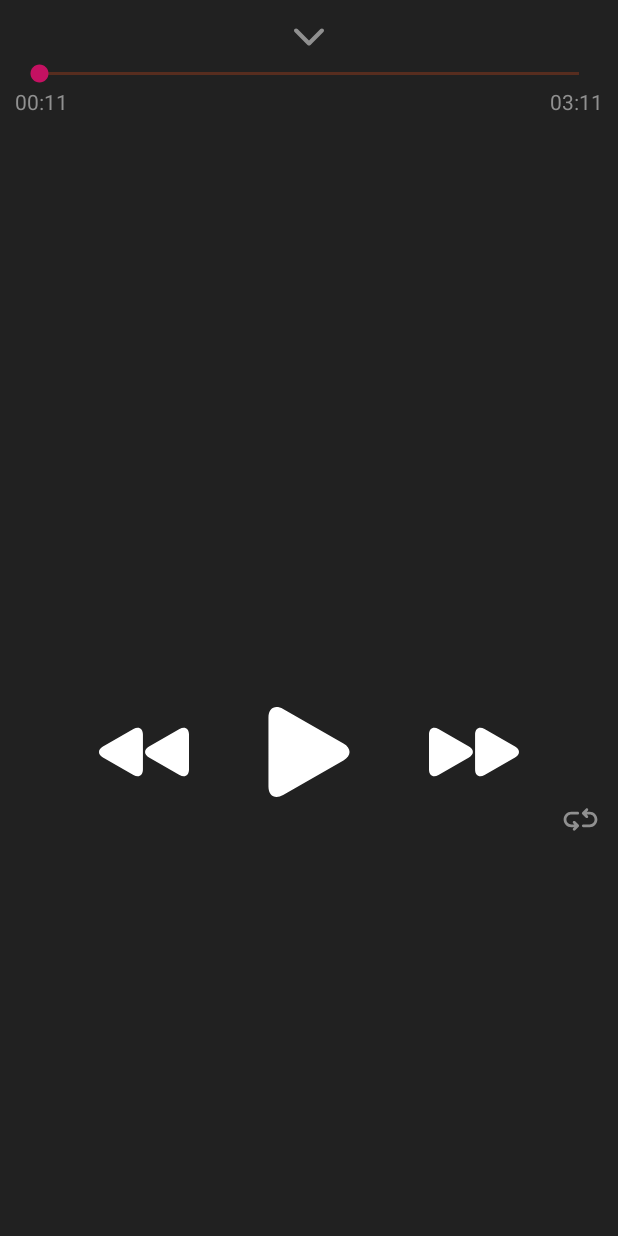
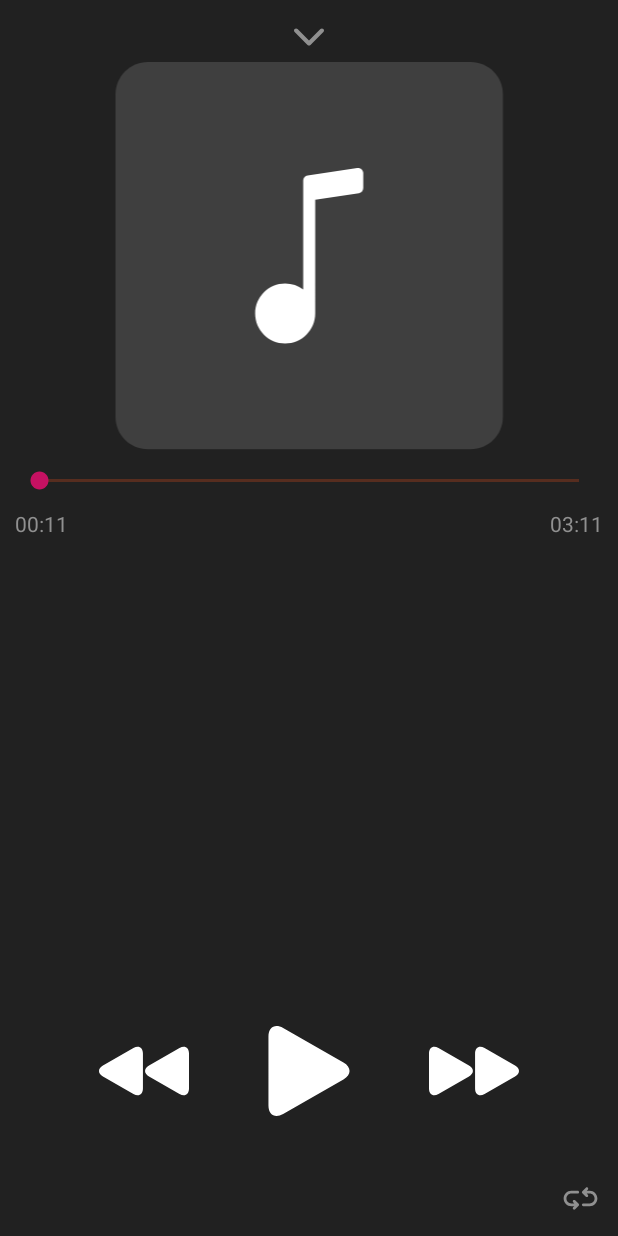
Before and after one commit to moevm/adfmp20-player, an Android app: the PlayerActivity screen opened directly, with no data from a screen before it, on a phone screen of 412 x 824 dp. Run offline under Robolectric (Android 15) with nearby library versions, the phone set to English and light mode, and no system bars.

Commit message:
изменение плеера, добавление кликов

```diff
--- a/app/src/main/java/com/example/myapplication/PlayerActivity.kt
+++ b/app/src/main/java/com/example/myapplication/PlayerActivity.kt
@@ -2,7 +2,9 @@ package com.example.myapplication
 
 import androidx.appcompat.app.AppCompatActivity
 import android.os.Bundle
+import android.util.Log
 import android.view.View
+import android.widget.SeekBar
 import kotlinx.android.synthetic.main.activity_player.*
 
 class PlayerActivity : AppCompatActivity() {
@@ -11,6 +13,43 @@ class PlayerActivity : AppCompatActivity() {
         super.onCreate(savedInstanceState)
         setContentView(R.layout.activity_player)
 
+
+        buttonActive.setOnClickListener{
+            Log.v("TEST","ClickButtonActive");
+
+        }
+
+        buttonPrev.setOnClickListener{
+            Log.v("TEST","ClickButtonPrev");
+        }
+
+        buttonNext.setOnClickListener{
+            Log.v("TEST","ClickButtonNext")
+        }
+
+        blockClosePlayer.setOnClickListener{
+            Log.v("TEST","ClickBlockClosePlayer")
+        }
+
+        durationTrack.setOnSeekBarChangeListener(
+            object : SeekBar.OnSeekBarChangeListener {
+                override fun onProgressChanged(
+                    seekBar: SeekBar?,
+                    progress: Int,
+                    fromUser: Boolean
+                ) {
+                    Log.v("TEST", "Change progress")
+                }
+
+                override fun onStartTrackingTouch(seekBar: SeekBar?) {
+                    Log.v("TEST", "Touch Start")
+                }
+
+                override fun onStopTrackingTouch(seekBar: SeekBar?) {
+                    Log.v("TEST", "Touch End ")
+                }
+            }
+        )
     }
 
 }
--- a/app/src/main/res/layout/activity_player.xml
+++ b/app/src/main/res/layout/activity_player.xml
@@ -1,5 +1,5 @@
 <?xml version="1.0" encoding="utf-8"?>
-<LinearLayout xmlns:android="http://schemas.android.com/apk/res/android"
+<androidx.constraintlayout.widget.ConstraintLayout xmlns:android="http://schemas.android.com/apk/res/android"
     xmlns:app="http://schemas.android.com/apk/res-auto"
     xmlns:tools="http://schemas.android.com/tools"
     android:layout_width="match_parent"
@@ -11,9 +11,12 @@
     tools:context=".PlayerActivity">
 
     <LinearLayout
+        android:id="@+id/blockClosePlayer"
         android:layout_width="match_parent"
         android:layout_height="30dp"
-        android:gravity="center">
+        android:gravity="center"
+        app:layout_constraintTop_toTopOf="parent"
+        tools:layout_editor_absoluteX="10dp">
 
         <ImageView
             android:layout_width="20dp"
@@ -22,16 +25,25 @@
     </LinearLayout>
 
     <LinearLayout
+        android:id="@+id/linearLayout3"
         android:layout_width="match_parent"
         android:layout_height="431dp"
-        android:orientation="vertical">
+        android:orientation="vertical"
+        app:layout_constraintTop_toBottomOf="@+id/blockClosePlayer"
+        tools:layout_editor_absoluteX="10dp">
 
+        <ImageView
+            android:layout_width="match_parent"
+            android:layout_height="wrap_content"
+            android:src="@drawable/default_album_image" />
 
         <SeekBar
+            android:id="@+id/durationTrack"
             android:layout_width="match_parent"
             android:layout_height="wrap_content"
             android:theme="@style/MySeekBar"
-
+            android:layout_marginTop="10dp"
+            android:layout_marginBottom="10dp"
             />
 
 
@@ -59,16 +71,25 @@
     </LinearLayout>
 
     <LinearLayout
+        android:id="@+id/linearLayout2"
         android:layout_width="match_parent"
         android:layout_height="wrap_content"
-        android:gravity="center">
+        android:gravity="center"
+        app:layout_constraintBottom_toTopOf="@+id/linearLayout"
+        app:layout_constraintEnd_toEndOf="parent"
+        app:layout_constraintStart_toStartOf="parent"
+        android:layout_marginBottom="40dp"
+        android:layout_marginTop="40dp"
+        >
 
         <Button
+            android:id="@+id/buttonPrev"
             android:layout_width="60dp"
             android:layout_height="60dp"
             android:background="@drawable/prev" />
 
         <Button
+            android:id="@+id/buttonActive"
             android:layout_width="60dp"
             android:layout_height="60dp"
             android:layout_marginLeft="50dp"
@@ -76,6 +97,7 @@
             android:background="@drawable/play" />
 
         <Button
+            android:id="@+id/buttonNext"
             android:layout_width="60dp"
             android:layout_height="60dp"
             android:background="@drawable/next" />
@@ -83,11 +105,13 @@
     </LinearLayout>
 
     <LinearLayout
+        android:id="@+id/linearLayout"
         android:layout_width="match_parent"
         android:layout_height="30dp"
+
         android:gravity="end"
-
-        >
+        app:layout_constraintBottom_toBottomOf="parent"
+        tools:layout_editor_absoluteX="10dp">
 
         <Button
             android:layout_width="30dp"
@@ -99,4 +123,4 @@
     </LinearLayout>
 
 
-</LinearLayout>
+</androidx.constraintlayout.widget.ConstraintLayout>
```
